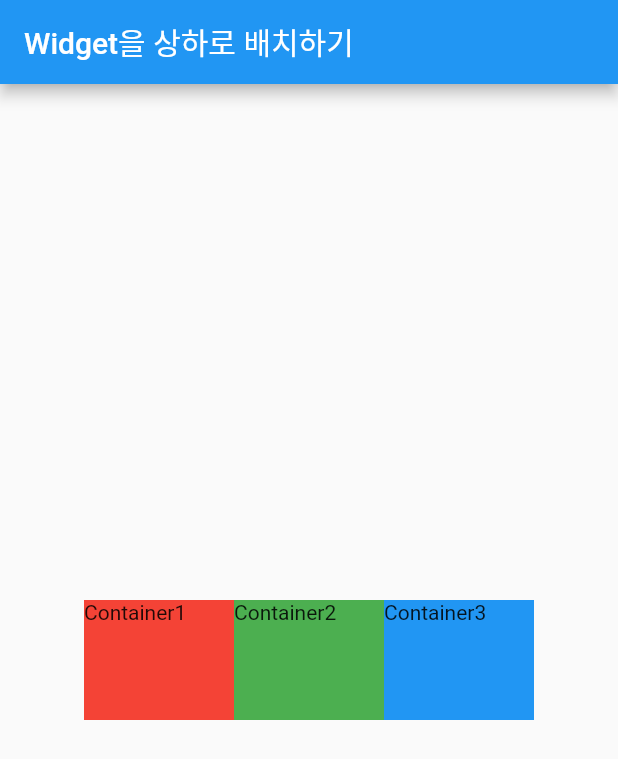
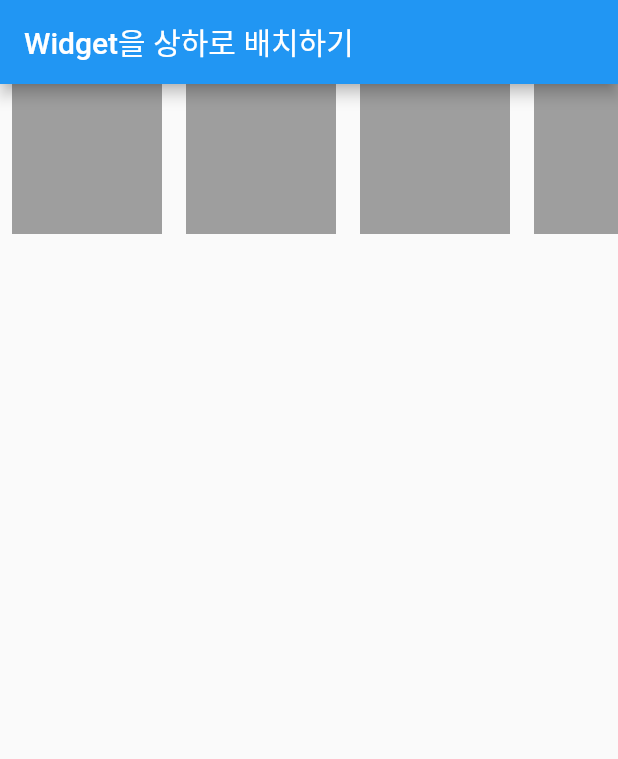
Before and after one commit to CEO-IkHyeon/Part2_Flutter_Widget, a Flutter app: the screen it shows after launch, on a phone screen of 412 x 824 dp. Shown: the top 759 px of the screen. Run offline on Flutter 3.47's test engine with Material 2 defaults, Android fonts, the phone set to English and light mode, and no system bars.

Commit message:
Part2_ch02_01_Widget_SingleChildScrollView 학습

```diff
--- a/lib/main.dart
+++ b/lib/main.dart
@@ -27,7 +27,7 @@ void main() {
 //         width: 300,
 //         height: 300,
 //         padding: EdgeInsets.fromLTRB(10, 12, 10, 12), // pading : container 내부에서 상하좌우에서 각 모서리와 간격 조절
-//         //margin: EdgeInsets.symmetric(vertical: 24, horizontal: 30), // margin : container 자체가 앱 모서리들과 간격 조절
+//         //margin: EdgeInsets.symmetric(horizontal: 24, horizontal: 30), // margin : container 자체가 앱 모서리들과 간격 조절
 //         decoration: BoxDecoration(
 //           // container에서 boxdecoration의 경우 밖에 또는 doxdeco 둘 중 하나에만 color가 선언되어야 함 -> boxdeco안에서도 color를 선언할 수 있기 때문
 //           color: Color(0xFF85D07B),   // FF : 투명도 , 이후 2자리씩 RGB값을 나타냄
@@ -57,37 +57,58 @@ class Body extends StatelessWidget {
     // -> 좌우의 폭을 지정할 수 없다 -> container로 wrap하고 width을 무제한으로 주고 crossAxisAligment로 좌, 중 ,우 조정 가능
     // Row는 Column과 유사하지만 수평으로 배열해준다 -> 좌우에 대해서만 지정한다. mainAxisAlignment로 start(좌), center(중), end(우)로 위치 조정 가능
     // -> 상, 중, 하로 위치 조절은 불가능 -> container로 wrap하고 height를 무제한으로 주고 crossAxisAligment로 상, 중, 하 조정 가능
-    return Container(
-      //width: double.infinity,
-      height: double.infinity,
-      // child: Column(
+
+    // SingleChildScrollView : 하나의 자식 객체를 갖는 scroll view -> 높이가 초과할 거 같다면 scroll로 구현해 erorr 해결
+    // child가 Column인 경우 문제 없지만 Row로 하면 따로 선언해줄게 있음
+    // ctrl + r -> 한번에 replace 가능
+    return SingleChildScrollView(
+      scrollDirection: Axis.horizontal,
       child: Row(
-        // min : column의 상하 값은 딱 child container 크기에 맞춰짐 -> mainAxisAlignment: center가 의미가 없음
-        // max : 최대 높이를 Column이 차지함
-        mainAxisSize: MainAxisSize.max,
-        // 해당 container 기준에서 중앙에 Column이 위
-        mainAxisAlignment: MainAxisAlignment.center,  // 상하 기준 중앙에 위치
-        crossAxisAlignment: CrossAxisAlignment.center, // start : 좌측에 붙음 / end : 우측에 붙음 / center : 중앙
+        mainAxisAlignment: MainAxisAlignment.center,
+
         children: [
           Container(
             width: 100,
-            height: 80,
-            color: Colors.red,
-            child: Text('Container1'),
+            height: 100,
+            color: Colors.grey,
+            margin: EdgeInsets.symmetric(horizontal: 8),
           ),
           Container(
             width: 100,
-            height: 80,
-            color: Colors.green,
-            child: Text('Container2'),
+            height: 100,
+            color: Colors.grey,
+            margin: EdgeInsets.symmetric(horizontal: 8),
+          ),Container(
+            width: 100,
+            height: 100,
+            color: Colors.grey,
+            margin: EdgeInsets.symmetric(horizontal: 8),
+          ),Container(
+            width: 100,
+            height: 100,
+            color: Colors.grey,
+            margin: EdgeInsets.symmetric(horizontal: 8),
+          ),Container(
+            width: 100,
+            height: 100,
+            color: Colors.grey,
+            margin: EdgeInsets.symmetric(horizontal: 8),
+          ),Container(
+            width: 100,
+            height: 100,
+            color: Colors.grey,
+            margin: EdgeInsets.symmetric(horizontal: 8),
+          ),Container(
+            width: 100,
+            height: 100,
+            color: Colors.grey,
+            margin: EdgeInsets.symmetric(horizontal: 8),
+          ),Container(
+            width: 100,
+            height: 100,
+            color: Colors.grey,
+            margin: EdgeInsets.symmetric(horizontal: 8),
           ),
-          Container(
-            width: 100,
-            height: 80,
-            color: Colors.blue,
-            child: Text('Container3'),
-          ),
-
         ],
       ),
     );
```
